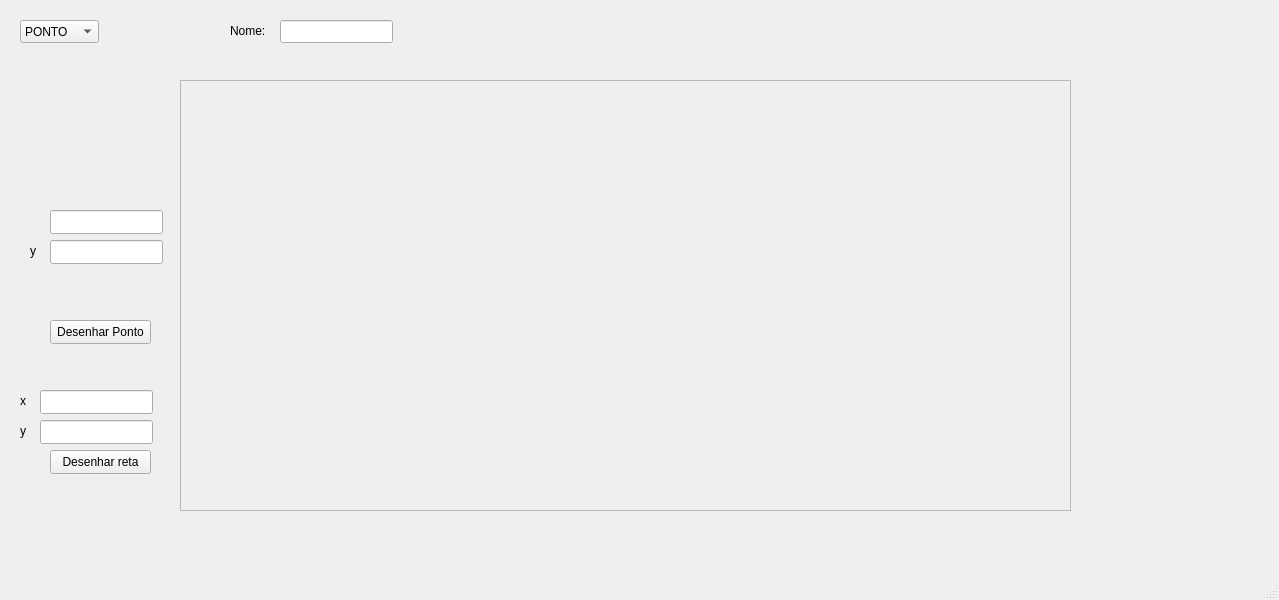
First picture: the form in mainwindow.ui, repository samu-ribas/3D-Graphics-Engine-Project, before the edit.
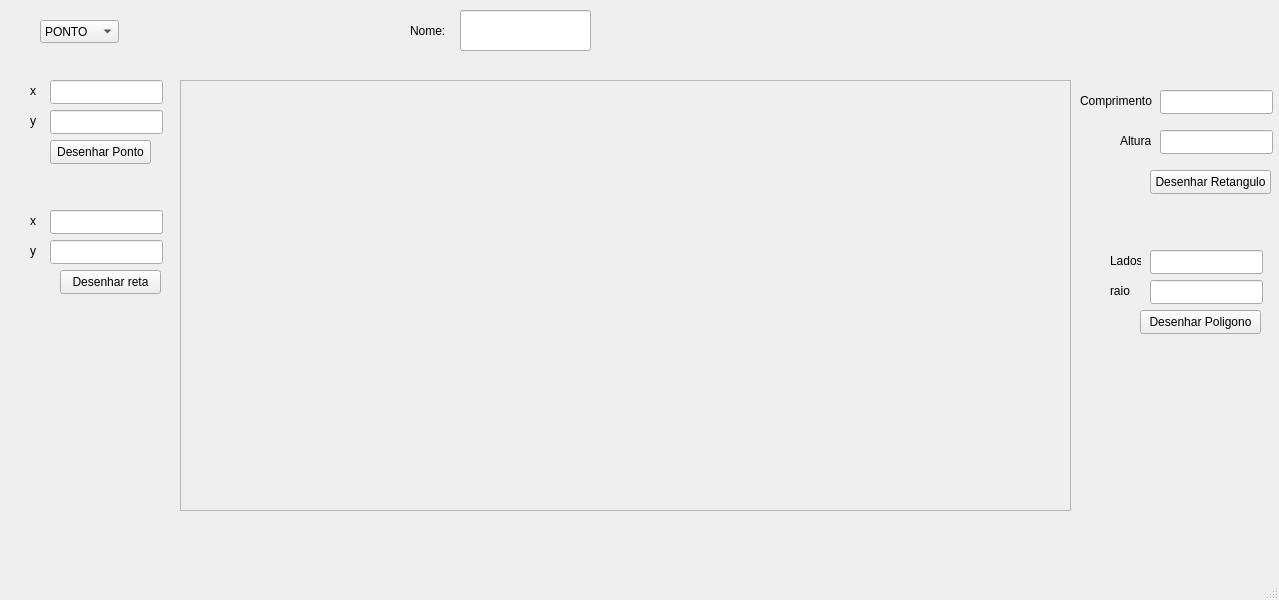
Second picture: the form after the edit. Custom widgets are drawn as their Qt base class.

Commit message: poligono implementado com sucesso

The edit to the form file:
```diff
--- a/mainwindow.ui
+++ b/mainwindow.ui
@@ -34,7 +34,7 @@
     <property name="geometry">
      <rect>
       <x>50</x>
-      <y>320</y>
+      <y>140</y>
       <width>101</width>
       <height>24</height>
      </rect>
@@ -47,7 +47,7 @@
     <property name="geometry">
      <rect>
       <x>50</x>
-      <y>210</y>
+      <y>80</y>
       <width>113</width>
       <height>24</height>
      </rect>
@@ -57,7 +57,7 @@
     <property name="geometry">
      <rect>
       <x>50</x>
-      <y>240</y>
+      <y>110</y>
       <width>113</width>
       <height>24</height>
      </rect>
@@ -66,9 +66,9 @@
    <widget class="QLabel" name="label">
     <property name="geometry">
      <rect>
-      <x>230</x>
+      <x>410</x>
       <y>10</y>
-      <width>41</width>
+      <width>51</width>
       <height>41</height>
      </rect>
     </property>
@@ -80,7 +80,7 @@
     <property name="geometry">
      <rect>
       <x>30</x>
-      <y>230</y>
+      <y>100</y>
       <width>16</width>
       <height>41</height>
      </rect>
@@ -92,8 +92,8 @@
    <widget class="QLabel" name="label_3">
     <property name="geometry">
      <rect>
-      <x>20</x>
-      <y>380</y>
+      <x>30</x>
+      <y>200</y>
       <width>16</width>
       <height>41</height>
      </rect>
@@ -105,8 +105,8 @@
    <widget class="QLineEdit" name="inputXReta">
     <property name="geometry">
      <rect>
-      <x>40</x>
-      <y>390</y>
+      <x>50</x>
+      <y>210</y>
       <width>113</width>
       <height>24</height>
      </rect>
@@ -115,8 +115,8 @@
    <widget class="QLineEdit" name="inputYReta">
     <property name="geometry">
      <rect>
-      <x>40</x>
-      <y>420</y>
+      <x>50</x>
+      <y>240</y>
       <width>113</width>
       <height>24</height>
      </rect>
@@ -125,8 +125,8 @@
    <widget class="QLabel" name="label_4">
     <property name="geometry">
      <rect>
-      <x>20</x>
-      <y>410</y>
+      <x>30</x>
+      <y>230</y>
       <width>16</width>
       <height>41</height>
      </rect>
@@ -138,8 +138,8 @@
    <widget class="QPushButton" name="desenharReta">
     <property name="geometry">
      <rect>
-      <x>50</x>
-      <y>450</y>
+      <x>60</x>
+      <y>270</y>
       <width>101</width>
       <height>24</height>
      </rect>
@@ -151,7 +151,7 @@
    <widget class="QComboBox" name="comboBox">
     <property name="geometry">
      <rect>
-      <x>20</x>
+      <x>40</x>
       <y>20</y>
       <width>79</width>
       <height>23</height>
@@ -171,16 +171,147 @@
    <widget class="QLineEdit" name="lineNome">
     <property name="geometry">
      <rect>
-      <x>280</x>
-      <y>20</y>
-      <width>113</width>
-      <height>23</height>
+      <x>460</x>
+      <y>10</y>
+      <width>131</width>
+      <height>41</height>
      </rect>
     </property>
     <property name="text">
      <string/>
     </property>
    </widget>
+   <widget class="QLabel" name="label_5">
+    <property name="geometry">
+     <rect>
+      <x>30</x>
+      <y>70</y>
+      <width>16</width>
+      <height>41</height>
+     </rect>
+    </property>
+    <property name="text">
+     <string>x</string>
+    </property>
+   </widget>
+   <widget class="QPushButton" name="desenharPoligono">
+    <property name="geometry">
+     <rect>
+      <x>1140</x>
+      <y>310</y>
+      <width>121</width>
+      <height>24</height>
+     </rect>
+    </property>
+    <property name="text">
+     <string>Desenhar Poligono</string>
+    </property>
+   </widget>
+   <widget class="QLineEdit" name="comprimento">
+    <property name="geometry">
+     <rect>
+      <x>1160</x>
+      <y>90</y>
+      <width>113</width>
+      <height>24</height>
+     </rect>
+    </property>
+   </widget>
+   <widget class="QLineEdit" name="largura">
+    <property name="geometry">
+     <rect>
+      <x>1160</x>
+      <y>130</y>
+      <width>113</width>
+      <height>24</height>
+     </rect>
+    </property>
+   </widget>
+   <widget class="QLineEdit" name="raio">
+    <property name="geometry">
+     <rect>
+      <x>1150</x>
+      <y>280</y>
+      <width>113</width>
+      <height>24</height>
+     </rect>
+    </property>
+   </widget>
+   <widget class="QLineEdit" name="lados">
+    <property name="geometry">
+     <rect>
+      <x>1150</x>
+      <y>250</y>
+      <width>113</width>
+      <height>24</height>
+     </rect>
+    </property>
+   </widget>
+   <widget class="QPushButton" name="desenharPoligono_2">
+    <property name="geometry">
+     <rect>
+      <x>1150</x>
+      <y>170</y>
+      <width>121</width>
+      <height>24</height>
+     </rect>
+    </property>
+    <property name="text">
+     <string>Desenhar Retangulo</string>
+    </property>
+   </widget>
+   <widget class="QLabel" name="label_6">
+    <property name="geometry">
+     <rect>
+      <x>1080</x>
+      <y>80</y>
+      <width>81</width>
+      <height>41</height>
+     </rect>
+    </property>
+    <property name="text">
+     <string>Comprimento</string>
+    </property>
+   </widget>
+   <widget class="QLabel" name="label_7">
+    <property name="geometry">
+     <rect>
+      <x>1120</x>
+      <y>120</y>
+      <width>31</width>
+      <height>41</height>
+     </rect>
+    </property>
+    <property name="text">
+     <string>Altura</string>
+    </property>
+   </widget>
+   <widget class="QLabel" name="label_8">
+    <property name="geometry">
+     <rect>
+      <x>1110</x>
+      <y>240</y>
+      <width>31</width>
+      <height>41</height>
+     </rect>
+    </property>
+    <property name="text">
+     <string>Lados</string>
+    </property>
+   </widget>
+   <widget class="QLabel" name="label_9">
+    <property name="geometry">
+     <rect>
+      <x>1110</x>
+      <y>270</y>
+      <width>31</width>
+      <height>41</height>
+     </rect>
+    </property>
+    <property name="text">
+     <string>raio</string>
+    </property>
+   </widget>
   </widget>
   <widget class="QMenuBar" name="menubar">
    <property name="geometry">
```
Left out of the diff: 12 changed lines with no effect on the pictures. The commit also changes 2 other files.
